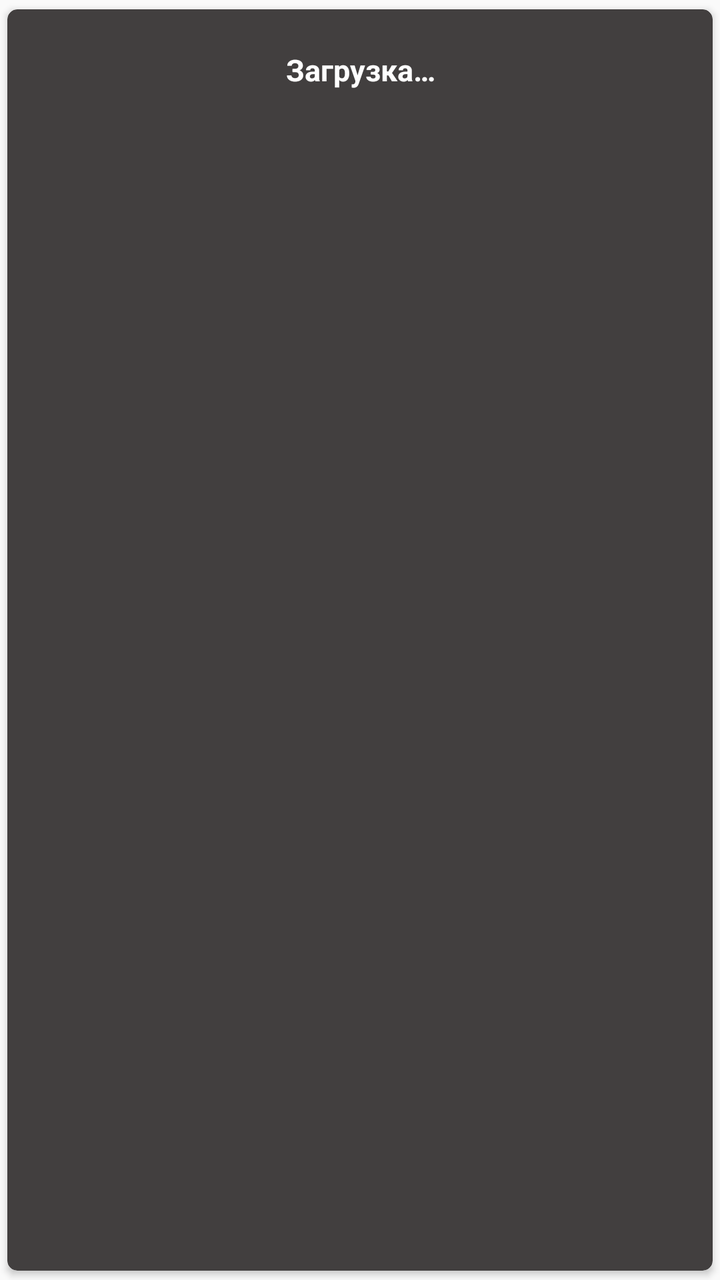
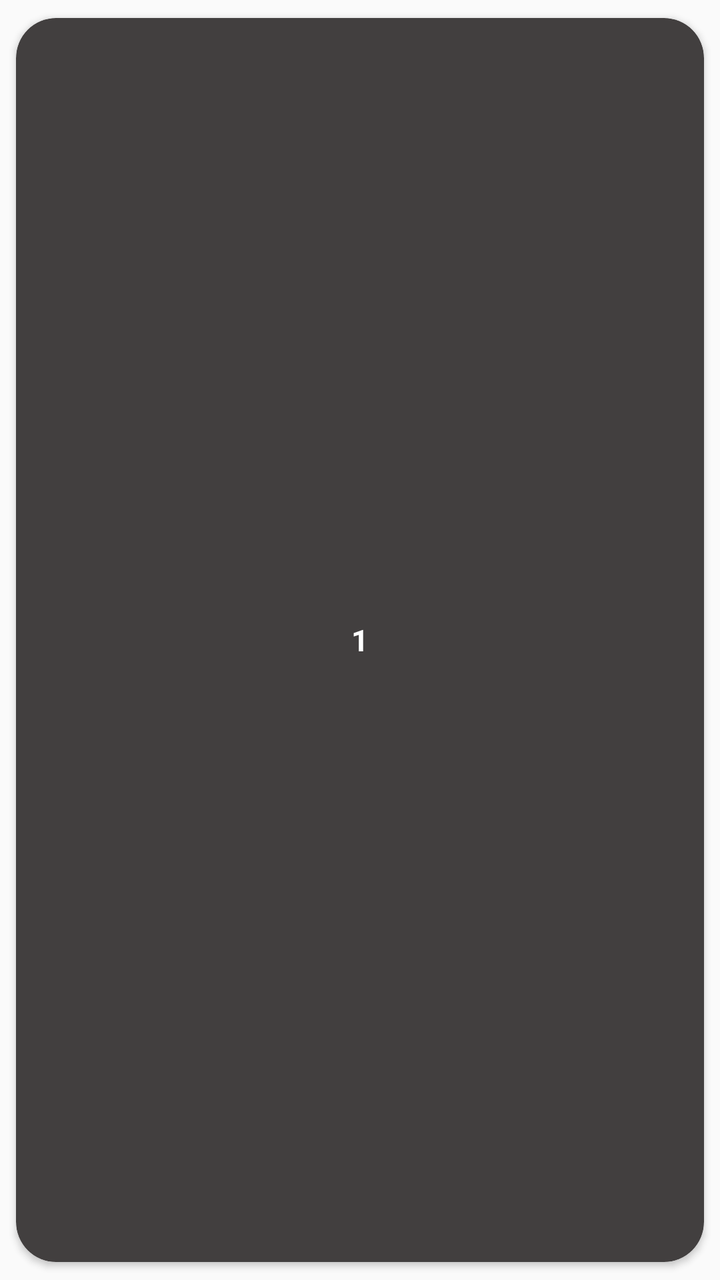

The first picture is an Android layout as it rendered before a commit; the second is the same layout after the commit. The layout source and the unified diff follow.
<!-- AndroidManifest.xml: application theme AppTheme -->
<!-- res/layout/custom_pagination.xml -->
<?xml version="1.0" encoding="utf-8"?>
<androidx.cardview.widget.CardView
    app:cardBackgroundColor="#423F3F"
    android:layout_width="wrap_content"
    android:layout_height="wrap_content"
    app:cardCornerRadius="5dp"
    app:cardPreventCornerOverlap="true"
    app:cardUseCompatPadding="true"
    xmlns:android="http://schemas.android.com/apk/res/android"
    xmlns:app="http://schemas.android.com/apk/res-auto">

        <TextView
            android:id="@+id/pageText"
            android:layout_width="match_parent"
            android:layout_height="match_parent"
            android:layout_gravity="center"
            android:textAlignment="center"
            android:textSize="15sp"
            android:layout_margin="20dp"
            android:text="@string/string_pagination"
            android:textColor="#FFFFFF"
            android:textStyle="bold" />

    </androidx.cardview.widget.CardView>
<!-- resources referenced by this layout -->
<resources>
  <string name="string_pagination">Загрузка…</string>
  <style name="AppTheme" parent="Theme.AppCompat.Light.DarkActionBar">
          <item name="colorPrimary">#162687</item>
          <item name="colorPrimaryDark">#734E16</item>
      </style>
</resources>

<!-- the commit's change to res/layout/custom_pagination.xml (unified diff, before → after) -->
@@ -1,9 +1,10 @@
 <?xml version="1.0" encoding="utf-8"?>
 <androidx.cardview.widget.CardView
+    android:id="@+id/card"
     app:cardBackgroundColor="#423F3F"
-    android:layout_width="wrap_content"
-    android:layout_height="wrap_content"
-    app:cardCornerRadius="5dp"
+    android:layout_width="60dp"
+    android:layout_height="60dp"
+    app:cardCornerRadius="20dp"
     app:cardPreventCornerOverlap="true"
     app:cardUseCompatPadding="true"
     xmlns:android="http://schemas.android.com/apk/res/android"
@@ -13,10 +14,9 @@
             android:id="@+id/pageText"
             android:layout_width="match_parent"
             android:layout_height="match_parent"
-            android:layout_gravity="center"
+            android:gravity="center"
             android:textAlignment="center"
             android:textSize="15sp"
-            android:layout_margin="20dp"
             android:text="@string/string_pagination"
             android:textColor="#FFFFFF"
             android:textStyle="bold" />
<!-- resource entries referenced after the edit -->
@@ -1,6 +1,6 @@
 <!-- resources referenced by this layout -->
 <resources>
-  <string name="string_pagination">Загрузка…</string>
+  <string name="string_pagination">1</string>
   <style name="AppTheme" parent="Theme.AppCompat.Light.DarkActionBar">
           <item name="colorPrimary">#162687</item>
           <item name="colorPrimaryDark">#734E16</item>
